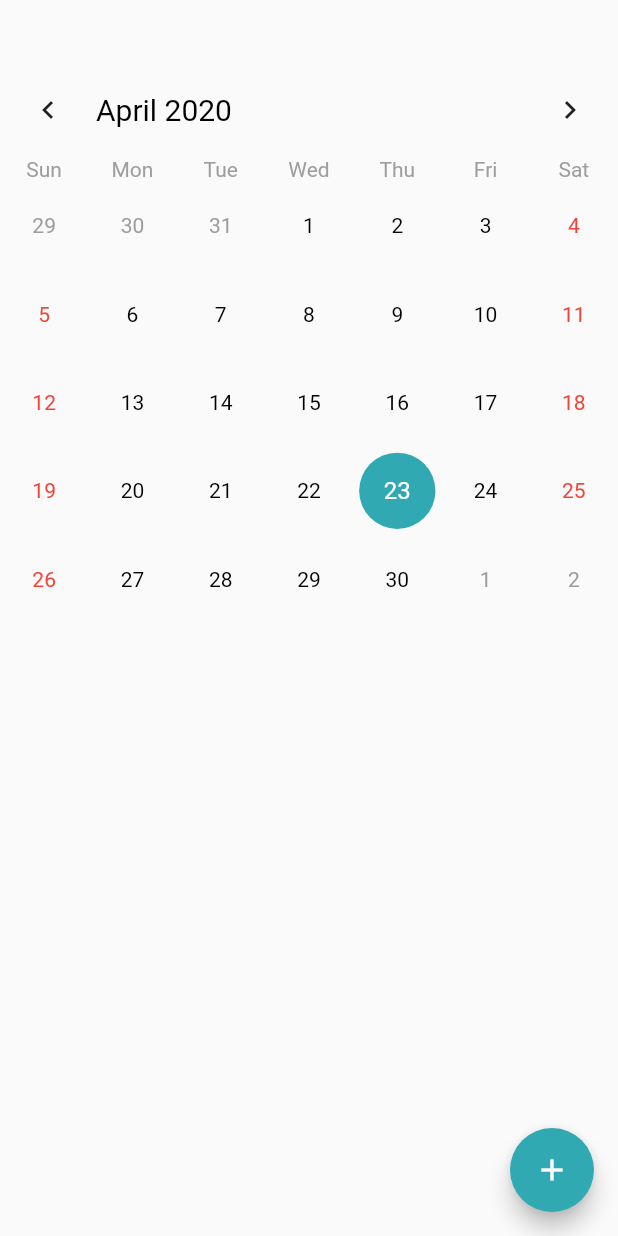
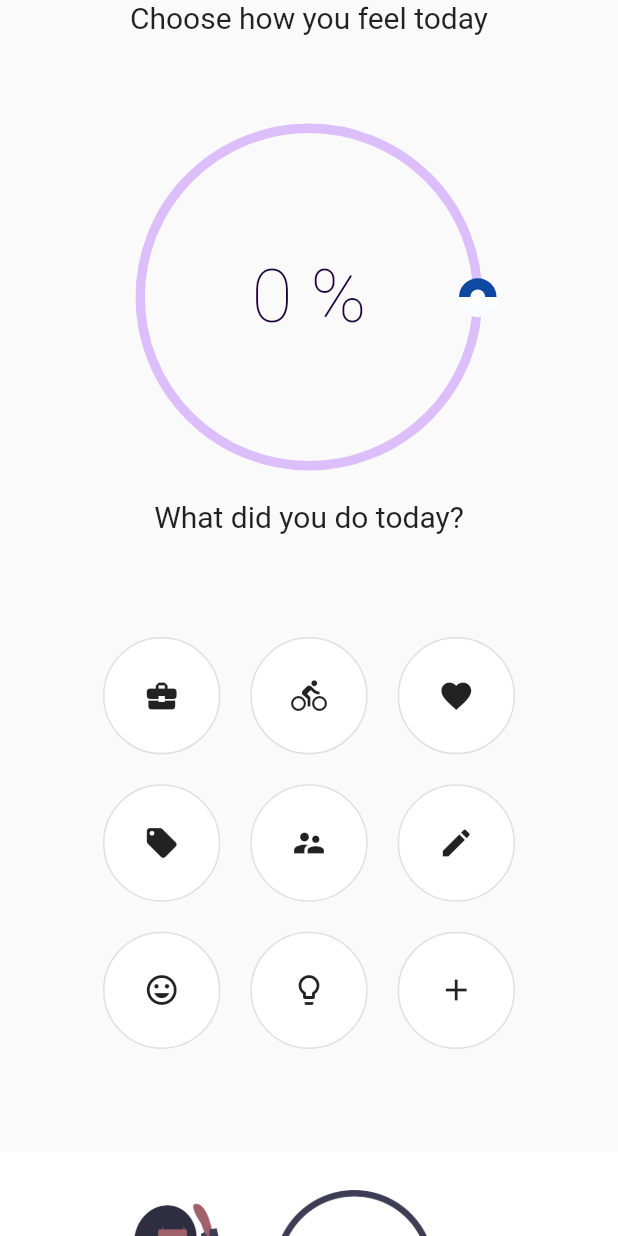
Before and after one commit to lucaszcai/Project_Progress, a Flutter app: the Calendar screen opened directly, after a tap on the "add" icon, on a phone screen of 412 x 824 dp. Run offline on Flutter 3.47's test engine with Material 2 defaults, Android fonts, the phone set to English and light mode, and no system bars; drawn by our look-alikes of sleek_circular_slider, table_calendar; our stand-ins replace avatar_glow, cloud_firestore, curved_navigation_bar, firebase_auth, flutter_svg, liquid_swipe and 1 more; missing offline and left inert: swipedetector; accounts and stored records are empty.

Commit message:
for lucas

```diff
--- a/lib/screens/calendar_screen.dart
+++ b/lib/screens/calendar_screen.dart
@@ -1,4 +1,5 @@
 import 'package:flutter/material.dart';
+import 'package:project_progress/screens/entry_screen.dart';
 import 'package:project_progress/screens/home_screen.dart';
 import 'package:project_progress/screens/onboarding_screen.dart';
 import 'package:project_progress/widgets/calendar_widget.dart';
@@ -48,6 +49,10 @@ class _Calendar extends State<Calendar>{
           setState(() {
             //_pinPillPosition = 0;
             //_pinPillup = !_pinPillup;
+            Navigator.push(
+              context,
+              MaterialPageRoute(builder: (context) => EntryScreen()),
+            );
           });
         },
         backgroundColor: Color(0xFF30A9B2),
--- /dev/null
+++ b/lib/screens/entry_screen.dart
@@ -0,0 +1,269 @@
+import 'package:flutter/cupertino.dart';
+import 'package:flutter/material.dart';
+import 'package:flutter/widgets.dart';
+import 'package:sleek_circular_slider/sleek_circular_slider.dart';
+import 'package:flutter_svg/flutter_svg.dart';
+
+class EntryScreen extends StatefulWidget {
+  EntryScreen({Key key, this.uid}) : super(key: key);
+  final String uid;
+
+  @override
+  _EntryScreenState createState() => _EntryScreenState();
+}
+
+class _EntryScreenState extends State<EntryScreen> {
+  double hoursSlept = 5;
+
+  @override
+  Widget build(BuildContext context) {
+    // TODO: implement build
+    return Scaffold(
+      body: ListView(
+        children: <Widget>[
+          Text(
+            'Choose how you feel today',
+            style: TextStyle(fontSize: 20),
+            textAlign: TextAlign.center,
+          ),
+          SizedBox(
+            height: 50,
+          ),
+          SleekCircularSlider(
+            appearance: CircularSliderAppearance(
+              startAngle: 0,
+              angleRange: 360,
+              customColors: CustomSliderColors(
+                progressBarColors: [
+                  Colors.white,
+                  Colors.blue,
+                  Colors.blue[900],
+                ],
+              ),
+              size: 250,
+            ),
+            initialValue: 0,
+            min: 0,
+            max: 12,
+            onChange: (value) {
+              print(value);
+            },
+          ),
+//          Container(
+//            height: MediaQuery.of(context).size.height / 7,
+//            child: Row(
+//              mainAxisAlignment: MainAxisAlignment.spaceAround,
+//              children: <Widget>[
+//                Expanded(
+//                  child: ListView(
+//                    scrollDirection: Axis.horizontal,
+//                    children: <Widget>[
+//                      SizedBox(width: 10,),
+//                      GestureDetector(
+//                        child: Container(
+//                          height: MediaQuery.of(context).size.height / 8,
+//                          width: MediaQuery.of(context).size.width / 4,
+//                          decoration: BoxDecoration(
+//                            color: Colors.blue,
+//                            borderRadius: BorderRadius.circular(15),
+//                          ),
+//                          child: Center(child: Text('1')),
+//                        ),
+//                        onTap: () {
+//                          print(1);
+//                        },
+//                      ),
+//                      SizedBox(width: 10,),
+//                      GestureDetector(
+//                        child: Container(
+//                          height: MediaQuery.of(context).size.height / 8,
+//                          width: MediaQuery.of(context).size.width / 4,
+//                          decoration: BoxDecoration(
+//                            color: Colors.blue,
+//                            borderRadius: BorderRadius.circular(15),
+//                          ),
+//                          child: Center(child: Text('2')),
+//                        ),
+//                        onTap: () {
+//                          print(1);
+//                        },
+//                      ),
+//                      SizedBox(width: 10,),
+//                      GestureDetector(
+//                        child: Container(
+//                          height: MediaQuery.of(context).size.height / 8,
+//                          width: MediaQuery.of(context).size.width / 4,
+//                          decoration: BoxDecoration(
+//                            color: Colors.blue,
+//                            borderRadius: BorderRadius.circular(15),
+//                          ),
+//                          child: Center(child: Text('3')),
+//                        ),
+//                        onTap: () {
+//                          print(1);
+//                        },
+//                      ),
+//                      SizedBox(width: 10,),
+//                      GestureDetector(
+//                        child: Container(
+//                          height: MediaQuery.of(context).size.height / 8,
+//                          width: MediaQuery.of(context).size.width / 4,
+//                          decoration: BoxDecoration(
+//                            color: Colors.blue,
+//                            borderRadius: BorderRadius.circular(15),
+//                          ),
+//                          child: Center(child: Text('4')),
+//                        ),
+//                        onTap: () {
+//                          print(1);
+//                        },
+//                      ),
+//                      SizedBox(width: 10,),
+//                      GestureDetector(
+//                        child: Container(
+//                          height: MediaQuery.of(context).size.height / 8,
+//                          width: MediaQuery.of(context).size.width / 4,
+//                          decoration: BoxDecoration(
+//                            color: Colors.blue,
+//                            borderRadius: BorderRadius.circular(15),
+//                          ),
+//                          child: Center(child: Text('5')),
+//                        ),
+//                        onTap: () {
+//                          print(1);
+//                        },
+//                      ),
+//                      SizedBox(width: 10,),
+//                    ],
+//                  ),
+//                )
+//              ],
+//            ),
+//          ),
+          SizedBox(
+            height: 10,
+          ),
+          Container(
+            child: Column(
+              children: <Widget>[
+                Text(
+                  'What did you do today?',
+                  style: TextStyle(
+                    fontSize: 20,
+                  ),
+                ),
+                Container(
+                  height: MediaQuery.of(context).size.width,
+                  child: Padding(
+                    padding:
+                        EdgeInsets.all(MediaQuery.of(context).size.width / 6),
+                    child: GridView.count(
+                      primary: false,
+                      shrinkWrap: false,
+                      crossAxisCount: 3,
+                      mainAxisSpacing: 20,
+                      crossAxisSpacing: 20,
+                      children: <Widget>[
+                        FlatButton(
+                          shape: CircleBorder(
+                            side: BorderSide(color: Colors.black12),
+                          ),
+                          child: Icon(Icons.business_center),
+                          color: Colors.white,
+                          onPressed: () {
+                            print("pressed");
+                          },
+                        ),
+                        FlatButton(
+                          shape: CircleBorder(
+                            side: BorderSide(color: Colors.black12),
+                          ),
+                          child: Icon(Icons.directions_bike),
+                          color: Colors.white,
+                          onPressed: () {
+                            print("pressed");
+                          },
+                        ),
+                        FlatButton(
+                          shape: CircleBorder(
+                            side: BorderSide(color: Colors.black12),
+                          ),
+                          child: Icon(Icons.favorite),
+                          color: Colors.white,
+                          onPressed: () {
+                            print("pressed");
+                          },
+                        ),
+                        FlatButton(
+                          shape: CircleBorder(
+                            side: BorderSide(color: Colors.black12),
+                          ),
+                          child: Icon(Icons.local_offer),
+                          color: Colors.white,
+                          onPressed: () {
+                            print("pressed");
+                          },
+                        ),
+                        FlatButton(
+                          shape: CircleBorder(
+                            side: BorderSide(color: Colors.black12),
+                          ),
+                          child: Icon(Icons.supervisor_account),
+                          color: Colors.white,
+                          onPressed: () {
+                            print("pressed");
+                          },
+                        ),
+                        FlatButton(
+                          shape: CircleBorder(
+                            side: BorderSide(color: Colors.black12),
+                          ),
+                          child: Icon(Icons.create),
+                          color: Colors.white,
+                          onPressed: () {
+                            print("pressed");
+                          },
+                        ),
+                        FlatButton(
+                          shape: CircleBorder(
+                            side: BorderSide(color: Colors.black12),
+                          ),
+                          child: Icon(Icons.mood),
+                          color: Colors.white,
+                          onPressed: () {
+                            print("pressed");
+                          },
+                        ),
+                        FlatButton(
+                          shape: CircleBorder(
+                            side: BorderSide(color: Colors.black12),
+                          ),
+                          child: Icon(Icons.lightbulb_outline),
+                          color: Colors.white,
+                          onPressed: () {
+                            print("pressed");
+                          },
+                        ),
+                        FlatButton(
+                          shape: CircleBorder(
+                            side: BorderSide(color: Colors.black12),
+                          ),
+                          child: Icon(Icons.add),
+                          color: Colors.white,
+                          onPressed: () {
+                            print("pressed");
+                          },
+                        ),
+                      ],
+                    ),
+                  ),
+                ),
+                Image.asset('assets/illustrations/activities.png'),
+              ],
+            ),
+          ),
+        ],
+      ),
+    );
+  }
+}
--- a/lib/screens/home_screen.dart
+++ b/lib/screens/home_screen.dart
@@ -1,8 +1,6 @@
 import 'package:curved_navigation_bar/curved_navigation_bar.dart';
 import 'package:flutter/material.dart';
 
-import 'package:liquid_swipe/Constants/Helpers.dart';
-import 'package:liquid_swipe/liquid_swipe.dart';
 import 'package:project_progress/screens/profile_screen.dart';
 import 'package:project_progress/screens/stats_screen.dart';
 
--- a/lib/screens/onboarding_screen.dart
+++ b/lib/screens/onboarding_screen.dart
@@ -1,6 +1,5 @@
 import 'package:avatar_glow/avatar_glow.dart';
 import 'package:flutter/material.dart';
-import 'package:liquid_swipe/Constants/Helpers.dart';
 import 'package:liquid_swipe/liquid_swipe.dart';
 import 'package:project_progress/utils/style_constants.dart';
 import 'login_page.dart';
```
Also changed, not shown: pubspec.yaml (+6 -6 lines), assets/illustrations/activities.png (added), assets/illustrations/activities.svg (added), pubspec.lock.
